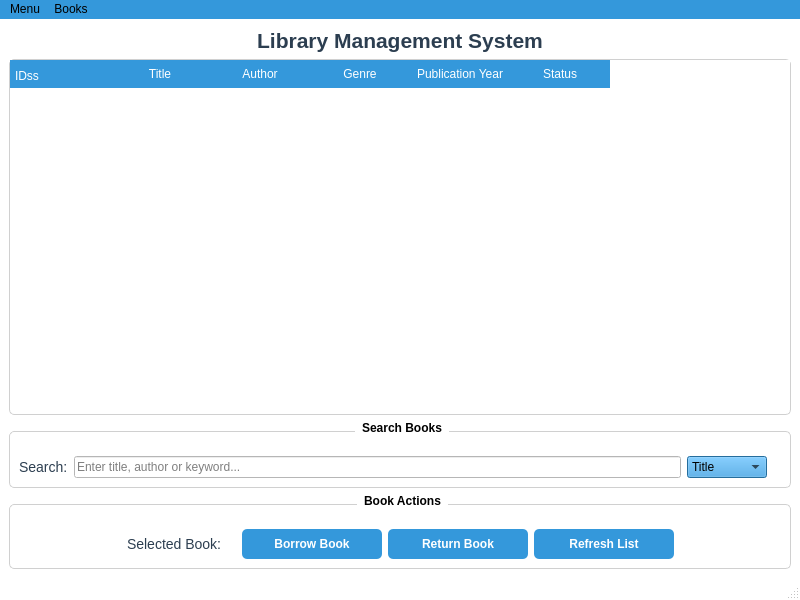
First picture: the form in mainwindow.ui, repository Leo-the-Limitless/SmartLib_Final_Project, before the edit.
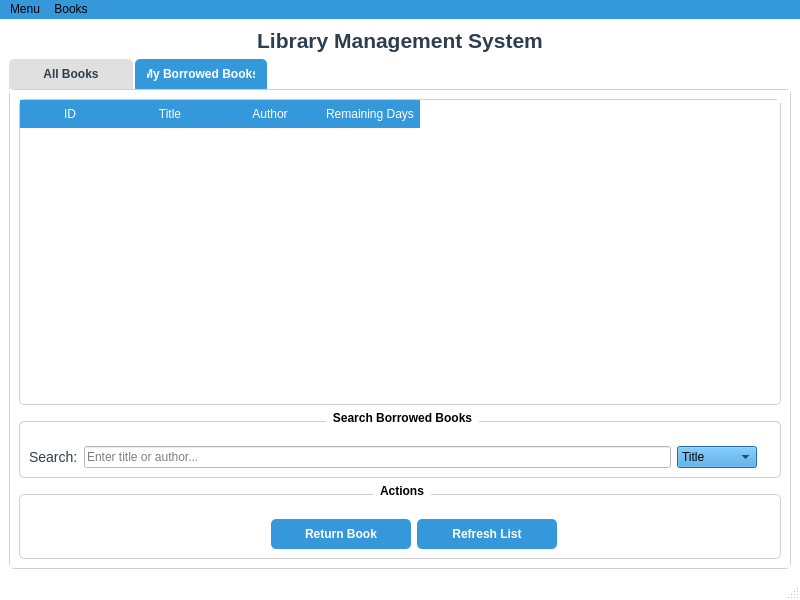
Second picture: the form after the edit. Icons and pictures are not drawn.

Commit message: Add borrowed books panel to the user mainwindow and all its functions

What changed in the file:
```diff
--- a/mainwindow.ui
+++ b/mainwindow.ui
@@ -93,6 +93,32 @@
 QMessabeBox{
 	color:black;
 	background-color:white;
+}
+
+QTabWidget::pane { 
+    border: 1px solid #d0d0d0;
+    border-radius: 5px;
+    background-color: white;
+}
+
+QTabBar::tab {
+    background-color: #e0e0e0;
+    color: #2c3e50;
+    border-top-left-radius: 5px;
+    border-top-right-radius: 5px;
+    min-width: 100px;
+    padding: 8px 12px;
+    margin-right: 2px;
+    font-weight: bold;
+}
+
+QTabBar::tab:selected {
+    background-color: #3498db;
+    color: white;
+}
+
+QTabBar::tab:hover:!selected {
+    background-color: #d0d0d0;
 }</string>
   </property>
   <widget class="QWidget" name="centralwidget">
@@ -113,6 +139,16 @@
      </widget>
     </item>
     <item>
+     <widget class="QTabWidget" name="tabWidget">
+      <property name="currentIndex">
+       <number>1</number>
+      </property>
+      <widget class="QWidget" name="tabAllBooks">
+       <attribute name="title">
+        <string>All Books</string>
+       </attribute>
+       <layout class="QVBoxLayout" name="verticalLayout_2">
+        <item>
      <widget class="QTableWidget" name="booksTableWidget">
       <property name="alternatingRowColors">
        <bool>true</bool>
@@ -125,10 +161,7 @@
       </property>
       <column>
        <property name="text">
-        <string>IDss</string>
-       </property>
-       <property name="textAlignment">
-        <set>AlignJustify|AlignBottom</set>
+            <string>ID</string>
        </property>
       </column>
       <column>
@@ -362,6 +395,240 @@
         </spacer>
        </item>
       </layout>
+         </widget>
+        </item>
+       </layout>
+      </widget>
+      <widget class="QWidget" name="tabMyBorrowed">
+       <attribute name="title">
+        <string>My Borrowed Books</string>
+       </attribute>
+       <layout class="QVBoxLayout" name="verticalLayout_3">
+        <item>
+         <widget class="QTableWidget" name="borrowedBooksTableWidget">
+          <property name="alternatingRowColors">
+           <bool>true</bool>
+          </property>
+          <property name="selectionMode">
+           <enum>QAbstractItemView::SelectionMode::SingleSelection</enum>
+          </property>
+          <property name="selectionBehavior">
+           <enum>QAbstractItemView::SelectionBehavior::SelectRows</enum>
+          </property>
+          <column>
+           <property name="text">
+            <string>ID</string>
+           </property>
+          </column>
+          <column>
+           <property name="text">
+            <string>Title</string>
+           </property>
+          </column>
+          <column>
+           <property name="text">
+            <string>Author</string>
+           </property>
+          </column>
+          <column>
+           <property name="text">
+            <string>Remaining Days</string>
+           </property>
+          </column>
+         </widget>
+        </item>
+        <item>
+         <widget class="QGroupBox" name="groupBoxBorrowedSearch">
+          <property name="styleSheet">
+           <string notr="true">QGroupBox{
+	color: black;
+}
+
+QComboBox{
+	background-color: #3498db;
+	color:black;
+}</string>
+          </property>
+          <property name="title">
+           <string>Search Borrowed Books</string>
+          </property>
+          <layout class="QHBoxLayout" name="horizontalLayout_3">
+           <item>
+            <widget class="QLabel" name="labelBorrowedSearch">
+             <property name="text">
+              <string>Search:</string>
+             </property>
+            </widget>
+           </item>
+           <item>
+            <widget class="QLineEdit" name="lineEditBorrowedSearch">
+             <property name="placeholderText">
+              <string>Enter title or author...</string>
+             </property>
+            </widget>
+           </item>
+           <item>
+            <widget class="QComboBox" name="comboBoxBorrowedSearchType">
+             <property name="styleSheet">
+              <string notr="true">QComboBox {
+    background-color: #3498db;
+    color: black;
+}
+
+QComboBox QAbstractItemView {
+    background-color: #3498db; 
+    color: black;              
+    selection-background-color: #2980b9;
+    selection-color: white;      
+}
+</string>
+             </property>
+             <item>
+              <property name="text">
+               <string>Title</string>
+              </property>
+             </item>
+             <item>
+              <property name="text">
+               <string>Author</string>
+              </property>
+             </item>
+             <item>
+              <property name="text">
+               <string>Genre</string>
+              </property>
+             </item>
+             <item>
+              <property name="text">
+               <string>All Fields</string>
+              </property>
+             </item>
+            </widget>
+           </item>
+           <item>
+            <widget class="QLabel" name="BorrowedResultLabel">
+             <property name="styleSheet">
+              <string notr="true">QLabel{
+	color:red;
+}</string>
+             </property>
+             <property name="text">
+              <string/>
+             </property>
+            </widget>
+           </item>
+          </layout>
+         </widget>
+        </item>
+        <item>
+         <widget class="QGroupBox" name="groupBoxBorrowedActions">
+          <property name="styleSheet">
+           <string notr="true">QGroupBox{
+	color: black;
+}
+
+QPushButton {
+    background-color: #3498db;
+    color: white;
+    border: none;
+    border-radius: 5px;
+    padding: 8px 16px;
+    font-weight: bold;
+}
+
+QPushButton:hover {
+    background-color: #2980b9;
+}
+
+QPushButton:pressed {
+    background-color: #1c6ea4;
+}
+
+QPushButton:disabled {
+    background-color: #bdc3c7;
+}</string>
+          </property>
+          <property name="title">
+           <string>Actions</string>
+          </property>
+          <layout class="QHBoxLayout" name="horizontalLayout_4">
+           <item>
+            <spacer name="horizontalSpacer_3">
+             <property name="orientation">
+              <enum>Qt::Orientation::Horizontal</enum>
+             </property>
+             <property name="sizeHint" stdset="0">
+              <size>
+               <width>40</width>
+               <height>15</height>
+              </size>
+             </property>
+            </spacer>
+           </item>
+           <item>
+            <widget class="QLabel" name="labelSelectedBorrowed">
+             <property name="text">
+              <string/>
+             </property>
+            </widget>
+           </item>
+           <item>
+            <widget class="QLabel" name="SelectedBorrowedLabel">
+             <property name="text">
+              <string/>
+             </property>
+            </widget>
+           </item>
+           <item>
+            <widget class="QPushButton" name="returnBorrowedButton">
+             <property name="minimumSize">
+              <size>
+               <width>140</width>
+               <height>0</height>
+              </size>
+             </property>
+             <property name="text">
+              <string>Return Book</string>
+             </property>
+             <property name="icon">
+              <iconset theme="go-up"/>
+             </property>
+            </widget>
+           </item>
+           <item>
+            <widget class="QPushButton" name="refreshBorrowedButton">
+             <property name="minimumSize">
+              <size>
+               <width>140</width>
+               <height>0</height>
+              </size>
+             </property>
+             <property name="text">
+              <string>Refresh List</string>
+             </property>
+             <property name="icon">
+              <iconset theme="view-refresh"/>
+             </property>
+            </widget>
+           </item>
+           <item>
+            <spacer name="horizontalSpacer_4">
+             <property name="orientation">
+              <enum>Qt::Orientation::Horizontal</enum>
+             </property>
+             <property name="sizeHint" stdset="0">
+              <size>
+               <width>40</width>
+               <height>15</height>
+              </size>
+             </property>
+            </spacer>
+           </item>
+          </layout>
+         </widget>
+        </item>
+       </layout>
+      </widget>
      </widget>
     </item>
    </layout>
```
Lines whose indentation alone changed are shown as unchanged. The commit also changes 26 other files.
